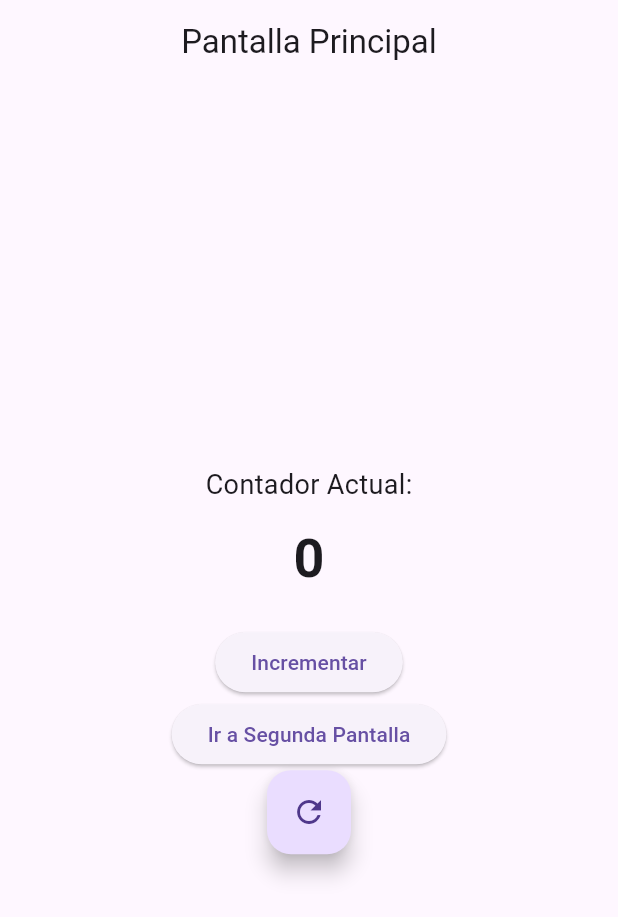
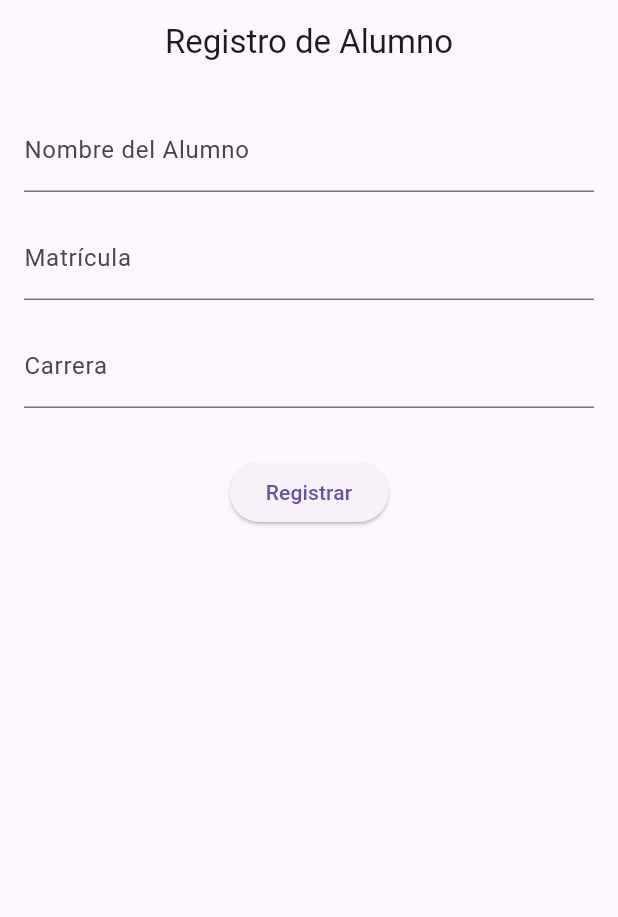
Before and after one commit to RainBWP/gearmoney, a Flutter app: the screen it shows after launch, on a phone screen of 412 x 824 dp. Shown: the top 917 px of the screen. Run offline on Flutter 3.47's test engine with Material 3 defaults, Android fonts, the phone set to English and light mode, and no system bars.

Commit message:
dart thing

```diff
--- a/lib/main.dart
+++ b/lib/main.dart
@@ -10,126 +10,145 @@ class MyApp extends StatelessWidget {
   @override
   Widget build(BuildContext context) {
     return MaterialApp(
-            title: 'Flutter Basico',
+      title: 'Registro de Alumno',
       debugShowCheckedModeBanner: false,
       theme: ThemeData(
         primarySwatch: Colors.blue,
       ),
-            home: const HomePage(),
+      home: const FormularioScreen(),
     );
   }
 }
 
-class HomePage extends StatefulWidget {
-    const HomePage({super.key});
+// Pantalla 1: Formulario
+class FormularioScreen extends StatefulWidget {
+  const FormularioScreen({super.key});
 
   @override
-    State<HomePage> createState() => _HomePageState();
+  State<FormularioScreen> createState() => _FormularioScreenState();
 }
 
-class _HomePageState extends State<HomePage> {
-    int contador = 0;
+class _FormularioScreenState extends State<FormularioScreen> {
+  final GlobalKey<FormState> _formKey = GlobalKey<FormState>();
+
+  String nombre = '';
+  String matricula = '';
+  String carrera = '';
+
   @override
   Widget build(BuildContext context) {
     return Scaffold(
       appBar: AppBar(
-                title: const Text('Pantalla Principal'),
+        title: const Text('Registro de Alumno'),
         centerTitle: true,
       ),
-            body: Center(
+      body: Padding(
+        padding: const EdgeInsets.all(16.0),
+        child: Form(
+          key: _formKey,
           child: Column(
-                    mainAxisAlignment: MainAxisAlignment.center,
             children: [
-                        const Text(
-                            'Contador Actual:',
-                            style: TextStyle(fontSize: 18),
+              TextFormField(
+                decoration: const InputDecoration(labelText: 'Nombre del Alumno'),
+                validator: (value) {
+                  if (value == null || value.isEmpty) {
+                    return 'El nombre no puede estar vacío';
+                  }
+                  return null;
+                },
+                onSaved: (value) => nombre = value!,
               ),
-
-                        const SizedBox(height: 10),
-
-                        Text(
-                            '$contador',
-                            style: const TextStyle(
-                                fontSize: 36,
-                                fontWeight: FontWeight.bold,
-                            )
+              const SizedBox(height: 16),
+              TextFormField(
+                decoration: const InputDecoration(labelText: 'Matrícula'),
+                keyboardType: TextInputType.number,
+                validator: (value) {
+                  if (value == null || value.isEmpty) {
+                    return 'La matrícula no puede estar vacía';
+                  }
+                  if (int.tryParse(value) == null) {
+                    return 'La matrícula debe ser numérica';
+                  }
+                  return null;
+                },
+                onSaved: (value) => matricula = value!,
               ),
-
-                        const SizedBox(height: 20),
-
-                        ElevatedButton(onPressed: (){
-                            setState(() {
-                                contador++;
-                            });
-                        }, child: const Text('Incrementar')),
-
+              const SizedBox(height: 16),
+              TextFormField(
+                decoration: const InputDecoration(labelText: 'Carrera'),
+                validator: (value) {
+                  if (value == null || value.isEmpty) {
+                    return 'La carrera no puede estar vacía';
+                  }
+                  return null;
+                },
+                onSaved: (value) => carrera = value!,
+              ),
+              const SizedBox(height: 32),
               ElevatedButton(
                 onPressed: () {
+                  if (_formKey.currentState!.validate()) {
+                    _formKey.currentState!.save();
                     Navigator.push(
                       context,
                       MaterialPageRoute(
-                                        builder: (context) => SegundaPantalla(valor: contador),
+                        builder: (context) => ResultadoScreen(
+                          nombre: nombre,
+                          matricula: matricula,
+                          carrera: carrera,
+                        ),
                       ),
                     );
+                  }
                 },
-                            child: const Text('Ir a Segunda Pantalla'),
+                child: const Text('Registrar'),
               ),
-                        FloatingActionButton(
-                            onPressed: (){
-                                setState(() {
-                                    contador=0;
+            ],
+          ),
+        ),
+      ),
+    );
+  }
+}
+
+// Pantalla 2: Resultado
+class ResultadoScreen extends StatelessWidget {
+  final String nombre;
+  final String matricula;
+  final String carrera;
+
+  const ResultadoScreen({
+    super.key,
+    required this.nombre,
+    required this.matricula,
+    required this.carrera,
   });
-                            },
-                            child: const Icon(Icons.refresh),
-                        )
+
+  @override
+  Widget build(BuildContext context) {
+    return Scaffold(
+      appBar: AppBar(
+        title: const Text('Alumno Registrado'),
+        centerTitle: true,
+      ),
+      body: Padding(
+        padding: const EdgeInsets.all(16.0),
+        child: Column(
+          crossAxisAlignment: CrossAxisAlignment.start,
+          children: [
+            const Text(
+              'Alumno Registrado',
+              style: TextStyle(fontSize: 24, fontWeight: FontWeight.bold),
+            ),
+            const SizedBox(height: 24),
+            Text('Nombre: $nombre', style: const TextStyle(fontSize: 18)),
+            const SizedBox(height: 12),
+            Text('Matrícula: $matricula', style: const TextStyle(fontSize: 18)),
+            const SizedBox(height: 12),
+            Text('Carrera: $carrera', style: const TextStyle(fontSize: 18)),
           ],
         ),
       ),
     );
   }
 }
-
-class SegundaPantalla extends StatelessWidget {
-    final int valor;
-
-    const SegundaPantalla({super.key, required this.valor});
-
-    @override
-    Widget build(BuildContext context) {
-        return Scaffold(
-            appBar: AppBar(
-                title: const Text('Segunda Pantalla'),
-            ),
-            body: Center(
-                child: Column(
-                    mainAxisAlignment: MainAxisAlignment.center,
-                    children: [
-                        const Text(
-                            'Valor recibido:',
-                            style: TextStyle(fontSize: 18),
-                        ),
-
-                        const SizedBox(height: 10),
-
-                        Text(
-                            '$valor',
-                            style: const TextStyle(
-                                fontSize: 36,
-                                fontWeight: FontWeight.bold,
-                            ),
-                        ),
-
-                        const SizedBox(height: 20),
-
-                        ElevatedButton(
-                            onPressed: () {
-                                Navigator.pop(context);
-                            },
-                            child: const Text('Regresar'),
-                        ),
-                    ],
-                ),
-            ),
-        );
-    }
-}
```
Also changed, not shown: pubspec.lock, 1 other file. Lines whose indentation alone changed are shown as unchanged.
